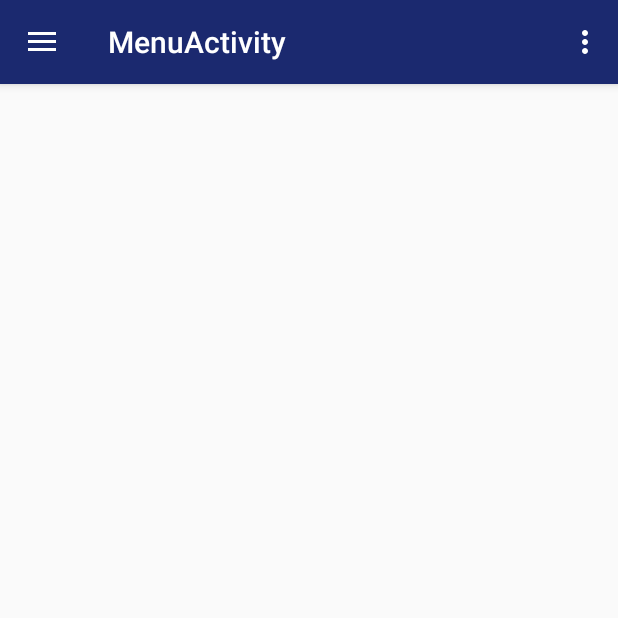
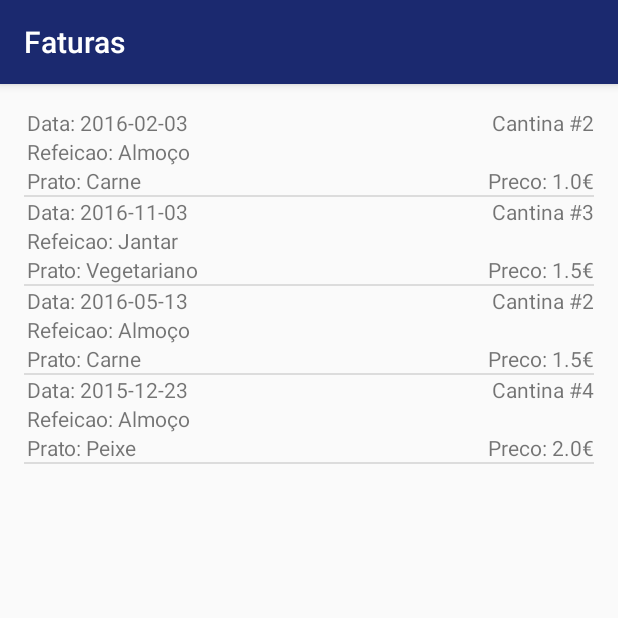
Before and after one commit to backup-xadden/psi_projeto, an Android app: the MenuActivity screen opened directly, with no data from a screen before it, in the side drawer, after a tap on "Faturas", on a phone screen of 412 x 824 dp, the top half of it. Run offline under Robolectric (Android 15) with nearby library versions, the phone set to English and light mode, and no system bars.

Commit message:
Added lista das faturas
changed the name of the activities too

```diff
--- a/Projecto/app/src/main/java/com/ementas/projecto/FaturaActivity.java
+++ b/Projecto/app/src/main/java/com/ementas/projecto/FaturaActivity.java
@@ -2,14 +2,36 @@ package com.ementas.projecto;
 
 import android.support.v7.app.AppCompatActivity;
 import android.os.Bundle;
+import android.widget.ArrayAdapter;
+import android.widget.ListView;
+
+import com.ementas.projecto.adapters.FaturaListItemAdapter;
+import com.ementas.projecto.models.Fatura;
+
+import java.util.ArrayList;
+import java.util.List;
 
 public class FaturaActivity extends AppCompatActivity {
+
+    private ListView lvFatura;
+    private FaturaListItemAdapter adapter;
+    private List<Fatura> faturas;
 
     @Override
     protected void onCreate(Bundle savedInstanceState) {
         super.onCreate(savedInstanceState);
         setContentView(R.layout.activity_fatura);
 
+        faturas = new ArrayList<>();
+
+        faturas.add(new Fatura("2016-02-03", 1.00, "2", "Almoço", "Carne"));
+        faturas.add(new Fatura("2016-11-03", 1.50, "3", "Jantar", "Vegetariano"));
+        faturas.add(new Fatura("2016-05-13", 1.50, "2", "Almoço", "Carne"));
+        faturas.add(new Fatura("2015-12-23", 2.00, "4", "Almoço", "Peixe"));
+
+        lvFatura = (ListView) findViewById(R.id.listViewFatura);
+        lvFatura.setAdapter(new FaturaListItemAdapter(this, faturas));
+
 
     }
 }
--- a/Projecto/app/src/main/java/com/ementas/projecto/LoginActivity.java
+++ b/Projecto/app/src/main/java/com/ementas/projecto/LoginActivity.java
@@ -25,6 +25,7 @@ public class LoginActivity extends AppCompatActivity {
 
                 intent = new Intent(LoginActivity.this, MenuActivity.class);
                 startActivity(intent);
+                finish();
             }
         });
     }
--- a/Projecto/app/src/main/java/com/ementas/projecto/MenuActivity.java
+++ b/Projecto/app/src/main/java/com/ementas/projecto/MenuActivity.java
@@ -81,6 +81,9 @@ public class MenuActivity extends AppCompatActivity
         } else if (id == R.id.nav_consultar_divida) {
             Intent i = new Intent(MenuActivity.this, ConsultarDividaActivity.class);
             startActivity(i);
+        } else if (id == R.id.nav_consultar_faturas) {
+            Intent i = new Intent(MenuActivity.this, FaturaActivity.class);
+            startActivity(i);
         }
 
         DrawerLayout drawer = (DrawerLayout) findViewById(R.id.drawer_layout);
--- /dev/null
+++ b/Projecto/app/src/main/java/com/ementas/projecto/adapters/FaturaListItemAdapter.java
@@ -0,0 +1,75 @@
+package com.ementas.projecto.adapters;
+
+import android.content.Context;
+import android.view.LayoutInflater;
+import android.view.View;
+import android.view.ViewGroup;
+import android.widget.BaseAdapter;
+import android.widget.TextView;
+
+import com.ementas.projecto.R;
+import com.ementas.projecto.models.Fatura;
+
+import java.util.List;
+
+
+public class FaturaListItemAdapter extends BaseAdapter {
+
+    private Context context;
+    private List<Fatura> faturas;
+    private LayoutInflater inflater;
+
+    public FaturaListItemAdapter(Context context, List<Fatura> faturas) {
+        this.context = context;
+        this.faturas = faturas;
+    }
+
+    @Override
+    public int getCount() {
+        return (faturas != null ? faturas.size() : 0);
+    }
+
+    @Override
+    public Object getItem(int position) {
+        return faturas.get(position);
+    }
+
+    @Override
+    public long getItemId(int position) {
+        return faturas.get(position).getId();
+    }
+
+    @Override
+    public View getView(int position, View reusedView, ViewGroup parent) {
+        if (inflater == null) {
+            inflater = (LayoutInflater) context.getSystemService(Context.LAYOUT_INFLATER_SERVICE);
+        }
+
+        if (reusedView == null) {
+            reusedView = inflater.inflate(R.layout.item_fatura, null);
+        }
+
+        Fatura current = faturas.get(position);
+
+        String temp;
+        temp = "Data: " + current.getData();
+        ((TextView) reusedView.findViewById(R.id.textViewData)).setText(temp);
+
+        temp = "Refeicao: " + current.getRefeicao();
+        ((TextView) reusedView.findViewById(R.id.textViewRefeicao)).setText(temp);
+
+        temp = "Prato: " + current.getPrato();
+        ((TextView) reusedView.findViewById(R.id.textViewPrato)).setText(temp);
+
+        temp = "Preco: " + current.getPreco() + "€";
+        ((TextView) reusedView.findViewById(R.id.textViewPreco)).setText(temp);
+
+        temp = "Cantina #" + current.getCantina();
+        ((TextView) reusedView.findViewById(R.id.textViewCantina)).setText(temp);
+
+
+
+
+        return reusedView;
+    }
+}
--- /dev/null
+++ b/Projecto/app/src/main/java/com/ementas/projecto/models/Fatura.java
@@ -0,0 +1,79 @@
+package com.ementas.projecto.models;
+
+//java.util.Calendar;
+
+
+public class Fatura {
+    private long id;
+    //private Calendar data;
+    private String data;
+    private Double preco;
+    private String cantina;
+    private String refeicao;
+    private String prato;
+
+    public Fatura(long id, String data, Double preco, String cantina, String refeicao, String prato) {
+        this.id = id;
+        this.data = data;
+        this.preco = preco;
+        this.cantina = cantina;
+        this.refeicao = refeicao;
+        this.prato = prato;
+    }
+
+    public Fatura(String data, Double preco, String cantina, String refeicao, String prato) {
+        this.data = data;
+        this.preco = preco;
+        this.cantina = cantina;
+        this.refeicao = refeicao;
+        this.prato = prato;
+    }
+
+    public long getId() {
+        return id;
+    }
+
+    public void setId(long id) {
+        this.id = id;
+    }
+
+    public String getData() {
+        return data;
+    }
+
+    public void setData(String data) {
+        this.data = data;
+    }
+
+    public String getCantina() {
+        return cantina;
+    }
+
+    public void setCantina(String cantina) {
+        this.cantina = cantina;
+    }
+
+    public Double getPreco() {
+        return preco;
+    }
+
+    public void setPreco(Double preco) {
+        this.preco = preco;
+    }
+
+    public String getRefeicao() {
+        return refeicao;
+    }
+
+    public void setRefeicao(String refeicao) {
+        this.refeicao = refeicao;
+    }
+
+    public String getPrato() {
+        return prato;
+    }
+
+    public void setPrato(String prato) {
+        this.prato = prato;
+    }
+}
--- a/Projecto/app/src/main/res/layout/activity_fatura.xml
+++ b/Projecto/app/src/main/res/layout/activity_fatura.xml
@@ -11,6 +11,7 @@
     tools:context="com.ementas.projecto.FaturaActivity">
 
     <ListView
+        android:id="@+id/listViewFatura"
         android:layout_width="match_parent"
         android:layout_height="match_parent"
         android:layout_alignParentTop="true"
--- a/Projecto/app/src/main/res/layout/list_fatura.xml
+++ b/Projecto/app/src/main/res/layout/item_fatura.xml
@@ -4,35 +4,47 @@
     android:layout_height="match_parent">
 
     <TextView
-        android:text="@string/list_fatura_data"
+        android:text="@string/item_fatura_data"
         android:layout_width="wrap_content"
         android:layout_height="wrap_content"
         android:layout_alignParentTop="true"
         android:layout_alignParentStart="true"
+        android:layout_marginLeft="2dp"
         android:id="@+id/textViewData"
         android:textSize="14sp" />
 
     <TextView
-        android:text="@string/list_fatura_refeicao"
+        android:text="@string/item_fatura_refeicao"
         android:layout_width="wrap_content"
         android:layout_height="wrap_content"
         android:layout_below="@+id/textViewData"
         android:layout_alignParentStart="true"
+        android:layout_marginLeft="2dp"
         android:id="@+id/textViewRefeicao" />
 
     <TextView
-        android:text="@string/list_fatura_prato"
+        android:text="@string/item_fatura_prato"
         android:layout_width="wrap_content"
         android:layout_height="wrap_content"
         android:layout_below="@+id/textViewRefeicao"
         android:layout_alignParentStart="true"
+        android:layout_marginLeft="2dp"
         android:id="@+id/textViewPrato" />
 
     <TextView
-        android:text="@string/list_fatura_preco"
+        android:text="@string/item_fatura_cantina"
+        android:layout_width="wrap_content"
+        android:layout_height="wrap_content"
+        android:layout_alignParentTop="true"
+        android:layout_alignParentEnd="true"
+        android:id="@+id/textViewCantina"/>
+
+    <TextView
+        android:text="@string/item_fatura_preco"
         android:layout_width="wrap_content"
         android:layout_height="wrap_content"
         android:layout_alignBottom="@+id/textViewPrato"
         android:layout_alignParentEnd="true"
+        android:layout_marginLeft="5dp"
         android:id="@+id/textViewPreco" />
 </RelativeLayout>
--- a/Projecto/app/src/main/res/values/strings.xml
+++ b/Projecto/app/src/main/res/values/strings.xml
@@ -1,17 +1,36 @@
 <resources>
+
     <string name="app_name">Mobile Canteen</string>
+
+    <!-- LOGIN ACTIVITY -->
+    <string name="act_login_label">Login</string>
     <string name="act_login_number">Numero de estudante</string>
     <string name="act_login_password">Password</string>
     <string name="act_login_button_login">Login</string>
     <string name="title_activity_menu">MenuActivity</string>
 
+    <!-- NAVIGATION DRAWER -->
     <string name="navigation_drawer_open">Open navigation drawer</string>
     <string name="navigation_drawer_close">Close navigation drawer</string>
 
     <string name="action_settings">Settings</string>
 
-    <string name="list_fatura_data">Data: </string>
-    <string name="list_fatura_refeicao">Refeição: </string>
-    <string name="list_fatura_prato">Prato: </string>
-    <string name="list_fatura_preco">Preço: </string>
+    <!-- ITEM DA LISTVIEW -->
+    <string name="item_fatura_data">Data: </string>
+    <string name="item_fatura_refeicao">Refeição: </string>
+    <string name="item_fatura_prato">Prato: </string>
+    <string name="item_fatura_preco">Preço: </string>
+    <string name="item_fatura_cantina">Cantina #</string>
+
+    <!-- FATURAS -->
+    <string name="faturasList_label">Faturas</string>
+
+    <!-- MENU PRINCIPAL -->
+    <string name="menu_label">Ementa Do Dia</string>
+
+    <!-- EMENTAS -->
+    <string name="ementas_label">Ementas</string>
+
+    <!-- RESERVAR SENHAS -->
+    <string name="reservar_senhas_label">Reservar Senhas</string>
 </resources>
```
Also changed, not shown: Projecto/app/src/main/AndroidManifest.xml (+11 -8 lines).
